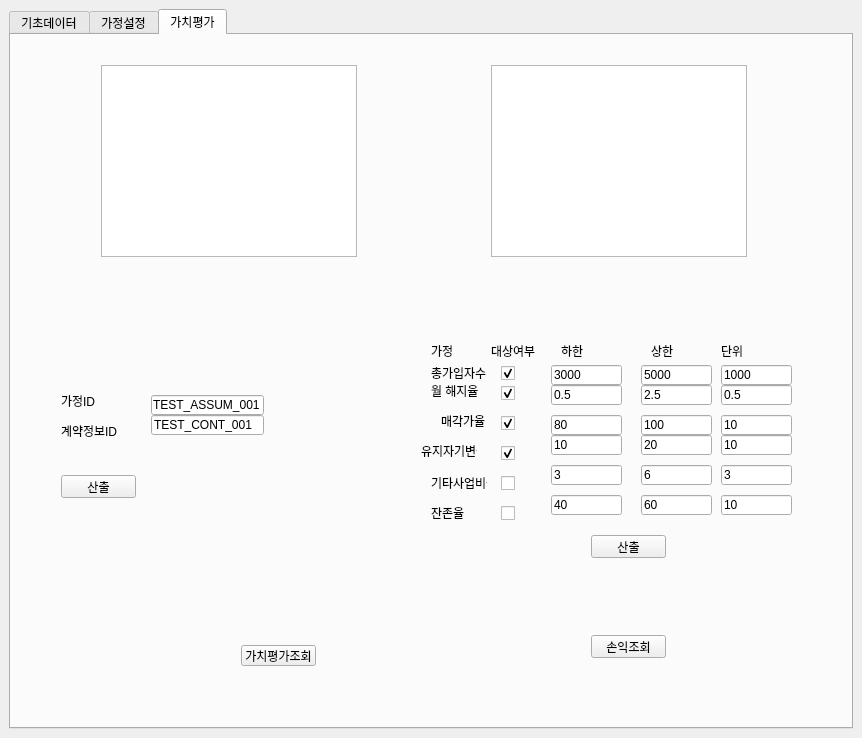
This is Quantitative Finance/cetizen_v2/cetizen.ui in lee3jjang/hello-world as Qt 5 draws it before an edit. The edited form follows.
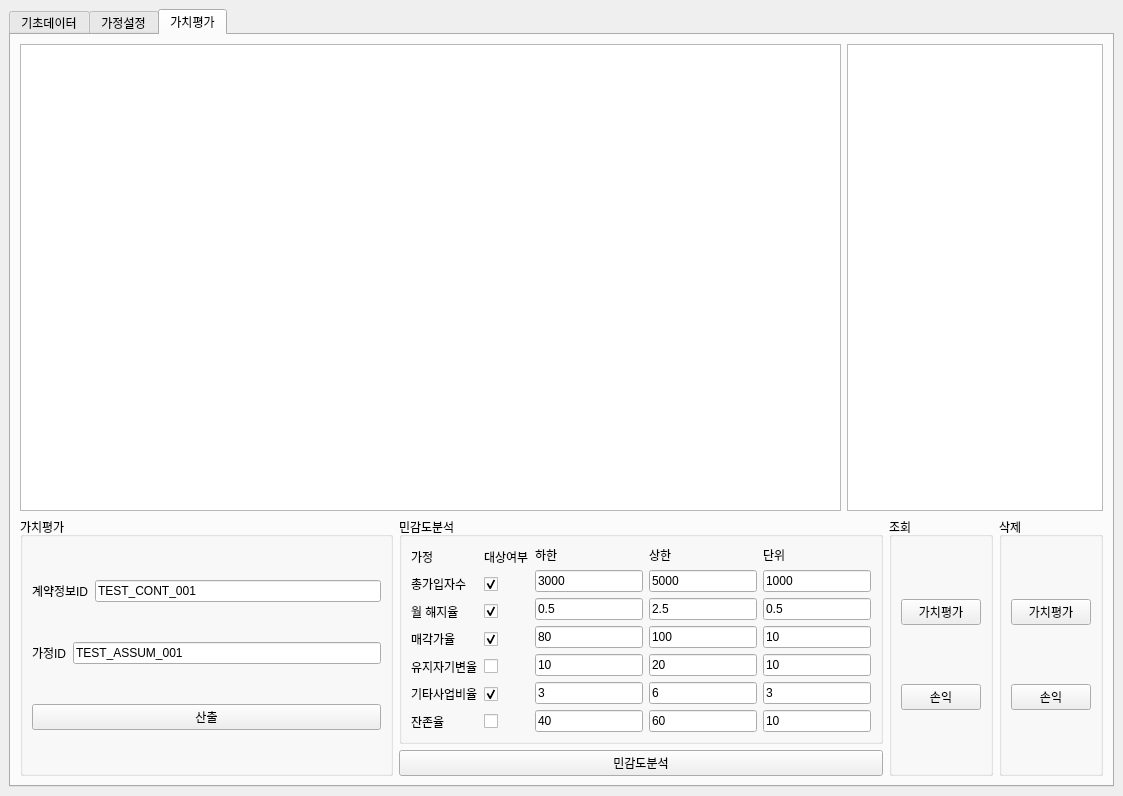
This is the edited form.

```diff
--- a/Quantitative Finance/cetizen_v2/cetizen.ui
+++ b/Quantitative Finance/cetizen_v2/cetizen.ui
@@ -6,10 +6,16 @@
    <rect>
     <x>0</x>
     <y>0</y>
-    <width>862</width>
-    <height>738</height>
+    <width>1123</width>
+    <height>796</height>
    </rect>
   </property>
+  <property name="sizePolicy">
+   <sizepolicy hsizetype="Fixed" vsizetype="Preferred">
+    <horstretch>0</horstretch>
+    <verstretch>0</verstretch>
+   </sizepolicy>
+  </property>
   <property name="windowTitle">
    <string>MainWindow</string>
   </property>
@@ -189,6 +195,20 @@
              <string>계약정보</string>
             </property>
             <layout class="QVBoxLayout" name="verticalLayout_5">
+             <item>
+              <layout class="QHBoxLayout" name="horizontalLayout_30">
+               <item>
+                <widget class="QLabel" name="label_30">
+                 <property name="text">
+                  <string>계약정보ID</string>
+                 </property>
+                </widget>
+               </item>
+               <item>
+                <widget class="QLineEdit" name="cont_id"/>
+               </item>
+              </layout>
+             </item>
              <item>
               <layout class="QHBoxLayout" name="horizontalLayout_4">
                <item>
@@ -349,6 +369,20 @@
              <string>가정</string>
             </property>
             <layout class="QVBoxLayout" name="verticalLayout_6">
+             <item>
+              <layout class="QHBoxLayout" name="horizontalLayout_29">
+               <item>
+                <widget class="QLabel" name="label_29">
+                 <property name="text">
+                  <string>가정ID</string>
+                 </property>
+                </widget>
+               </item>
+               <item>
+                <widget class="QLineEdit" name="assum_id"/>
+               </item>
+              </layout>
+             </item>
              <item>
               <layout class="QHBoxLayout" name="horizontalLayout_15">
                <item>
@@ -480,597 +514,460 @@
        <attribute name="title">
         <string>가치평가</string>
        </attribute>
-       <widget class="QPushButton" name="pushButton_14">
-        <property name="geometry">
-         <rect>
-          <x>50</x>
-          <y>440</y>
-          <width>75</width>
-          <height>23</height>
-         </rect>
-        </property>
-        <property name="text">
-         <string>산출</string>
-        </property>
-       </widget>
-       <widget class="QLabel" name="label_16">
-        <property name="geometry">
-         <rect>
-          <x>50</x>
-          <y>360</y>
-          <width>56</width>
-          <height>12</height>
-         </rect>
-        </property>
-        <property name="text">
-         <string>가정ID</string>
-        </property>
-       </widget>
-       <widget class="QLabel" name="label_17">
-        <property name="geometry">
-         <rect>
-          <x>50</x>
-          <y>390</y>
-          <width>56</width>
-          <height>12</height>
-         </rect>
-        </property>
-        <property name="text">
-         <string>계약정보ID</string>
-        </property>
-       </widget>
-       <widget class="QLabel" name="label_18">
-        <property name="geometry">
-         <rect>
-          <x>420</x>
-          <y>330</y>
-          <width>61</width>
-          <height>16</height>
-         </rect>
-        </property>
-        <property name="text">
-         <string>총가입자수</string>
-        </property>
-       </widget>
-       <widget class="QLabel" name="label_19">
-        <property name="geometry">
-         <rect>
-          <x>420</x>
-          <y>350</y>
-          <width>56</width>
-          <height>12</height>
-         </rect>
-        </property>
-        <property name="text">
-         <string>월 해지율</string>
-        </property>
-       </widget>
-       <widget class="QLabel" name="label_20">
-        <property name="geometry">
-         <rect>
-          <x>410</x>
-          <y>410</y>
-          <width>56</width>
-          <height>12</height>
-         </rect>
-        </property>
-        <property name="text">
-         <string>유지자기변율</string>
-        </property>
-       </widget>
-       <widget class="QLabel" name="label_21">
-        <property name="geometry">
-         <rect>
-          <x>420</x>
-          <y>440</y>
-          <width>56</width>
-          <height>16</height>
-         </rect>
-        </property>
-        <property name="text">
-         <string>기타사업비율</string>
-        </property>
-       </widget>
-       <widget class="QLabel" name="label_22">
-        <property name="geometry">
-         <rect>
-          <x>430</x>
-          <y>380</y>
-          <width>56</width>
-          <height>12</height>
-         </rect>
-        </property>
-        <property name="text">
-         <string>매각가율</string>
-        </property>
-       </widget>
-       <widget class="QLabel" name="label_23">
-        <property name="geometry">
-         <rect>
-          <x>420</x>
-          <y>470</y>
-          <width>56</width>
-          <height>16</height>
-         </rect>
-        </property>
-        <property name="text">
-         <string>잔존율</string>
-        </property>
-       </widget>
-       <widget class="QLineEdit" name="insured_lb">
-        <property name="geometry">
-         <rect>
-          <x>540</x>
-          <y>330</y>
-          <width>71</width>
-          <height>20</height>
-         </rect>
-        </property>
-        <property name="text">
-         <string>3000</string>
-        </property>
-       </widget>
-       <widget class="QLineEdit" name="lapse_lb">
-        <property name="geometry">
-         <rect>
-          <x>540</x>
-          <y>350</y>
-          <width>71</width>
-          <height>20</height>
-         </rect>
-        </property>
-        <property name="text">
-         <string>0.5</string>
-        </property>
-       </widget>
-       <widget class="QLineEdit" name="disc_lb">
-        <property name="geometry">
-         <rect>
-          <x>540</x>
-          <y>380</y>
-          <width>71</width>
-          <height>20</height>
-         </rect>
-        </property>
-        <property name="text">
-         <string>80</string>
-        </property>
-       </widget>
-       <widget class="QLineEdit" name="exer_lb">
-        <property name="geometry">
-         <rect>
-          <x>540</x>
-          <y>400</y>
-          <width>71</width>
-          <height>20</height>
-         </rect>
-        </property>
-        <property name="text">
-         <string>10</string>
-        </property>
-       </widget>
-       <widget class="QLineEdit" name="expen_lb">
-        <property name="geometry">
-         <rect>
-          <x>540</x>
-          <y>430</y>
-          <width>71</width>
-          <height>20</height>
-         </rect>
-        </property>
-        <property name="text">
-         <string>3</string>
-        </property>
-       </widget>
-       <widget class="QLineEdit" name="resid_lb">
-        <property name="geometry">
-         <rect>
-          <x>540</x>
-          <y>460</y>
-          <width>71</width>
-          <height>20</height>
-         </rect>
-        </property>
-        <property name="text">
-         <string>40</string>
-        </property>
-       </widget>
-       <widget class="QLineEdit" name="resid_ub">
-        <property name="geometry">
-         <rect>
-          <x>630</x>
-          <y>460</y>
-          <width>71</width>
-          <height>20</height>
-         </rect>
-        </property>
-        <property name="text">
-         <string>60</string>
-        </property>
-       </widget>
-       <widget class="QLineEdit" name="lapse_ub">
-        <property name="geometry">
-         <rect>
-          <x>630</x>
-          <y>350</y>
-          <width>71</width>
-          <height>20</height>
-         </rect>
-        </property>
-        <property name="text">
-         <string>2.5</string>
-        </property>
-       </widget>
-       <widget class="QLineEdit" name="disc_ub">
-        <property name="geometry">
-         <rect>
-          <x>630</x>
-          <y>380</y>
-          <width>71</width>
-          <height>20</height>
-         </rect>
-        </property>
-        <property name="text">
-         <string>100</string>
-        </property>
-       </widget>
-       <widget class="QLineEdit" name="expen_ub">
-        <property name="geometry">
-         <rect>
-          <x>630</x>
-          <y>430</y>
-          <width>71</width>
-          <height>20</height>
-         </rect>
-        </property>
-        <property name="text">
-         <string>6</string>
-        </property>
-       </widget>
-       <widget class="QLineEdit" name="exer_ub">
-        <property name="geometry">
-         <rect>
-          <x>630</x>
-          <y>400</y>
-          <width>71</width>
-          <height>20</height>
-         </rect>
-        </property>
-        <property name="text">
-         <string>20</string>
-        </property>
-       </widget>
-       <widget class="QLineEdit" name="insured_ub">
-        <property name="geometry">
-         <rect>
-          <x>630</x>
-          <y>330</y>
-          <width>71</width>
-          <height>20</height>
-         </rect>
-        </property>
-        <property name="text">
-         <string>5000</string>
-        </property>
-       </widget>
-       <widget class="QLineEdit" name="resid_unit">
-        <property name="geometry">
-         <rect>
-          <x>710</x>
-          <y>460</y>
-          <width>71</width>
-          <height>20</height>
-         </rect>
-        </property>
-        <property name="text">
-         <string>10</string>
-        </property>
-       </widget>
-       <widget class="QLineEdit" name="lapse_unit">
-        <property name="geometry">
-         <rect>
-          <x>710</x>
-          <y>350</y>
-          <width>71</width>
-          <height>20</height>
-         </rect>
-        </property>
-        <property name="text">
-         <string>0.5</string>
-        </property>
-       </widget>
-       <widget class="QLineEdit" name="disc_unit">
-        <property name="geometry">
-         <rect>
-          <x>710</x>
-          <y>380</y>
-          <width>71</width>
-          <height>20</height>
-         </rect>
-        </property>
-        <property name="text">
-         <string>10</string>
-        </property>
-       </widget>
-       <widget class="QLineEdit" name="expen_unit">
-        <property name="geometry">
-         <rect>
-          <x>710</x>
-          <y>430</y>
-          <width>71</width>
-          <height>20</height>
-         </rect>
-        </property>
-        <property name="text">
-         <string>3</string>
-        </property>
-       </widget>
-       <widget class="QLineEdit" name="exer_unit">
-        <property name="geometry">
-         <rect>
-          <x>710</x>
-          <y>400</y>
-          <width>71</width>
-          <height>20</height>
-         </rect>
-        </property>
-        <property name="text">
-         <string>10</string>
-        </property>
-       </widget>
-       <widget class="QLineEdit" name="insured_unit">
-        <property name="geometry">
-         <rect>
-          <x>710</x>
-          <y>330</y>
-          <width>71</width>
-          <height>20</height>
-         </rect>
-        </property>
-        <property name="text">
-         <string>1000</string>
-        </property>
-       </widget>
-       <widget class="QLabel" name="label_24">
-        <property name="geometry">
-         <rect>
-          <x>550</x>
-          <y>310</y>
-          <width>56</width>
-          <height>12</height>
-         </rect>
-        </property>
-        <property name="text">
-         <string>하한</string>
-        </property>
-       </widget>
-       <widget class="QLabel" name="label_25">
-        <property name="geometry">
-         <rect>
-          <x>640</x>
-          <y>310</y>
-          <width>56</width>
-          <height>12</height>
-         </rect>
-        </property>
-        <property name="text">
-         <string>상한</string>
-        </property>
-       </widget>
-       <widget class="QLabel" name="label_26">
-        <property name="geometry">
-         <rect>
-          <x>710</x>
-          <y>310</y>
-          <width>56</width>
-          <height>12</height>
-         </rect>
-        </property>
-        <property name="text">
-         <string>단위</string>
-        </property>
-       </widget>
-       <widget class="QPushButton" name="pushButton_15">
-        <property name="geometry">
-         <rect>
-          <x>580</x>
-          <y>500</y>
-          <width>75</width>
-          <height>23</height>
-         </rect>
-        </property>
-        <property name="text">
-         <string>산출</string>
-        </property>
-       </widget>
-       <widget class="QPushButton" name="pushButton_16">
-        <property name="geometry">
-         <rect>
-          <x>230</x>
-          <y>610</y>
-          <width>75</width>
-          <height>21</height>
-         </rect>
-        </property>
-        <property name="text">
-         <string>가치평가조회</string>
-        </property>
-       </widget>
-       <widget class="QTreeView" name="table3">
-        <property name="geometry">
-         <rect>
-          <x>90</x>
-          <y>30</y>
-          <width>256</width>
-          <height>192</height>
-         </rect>
-        </property>
-       </widget>
-       <widget class="QCheckBox" name="insured_checked">
-        <property name="geometry">
-         <rect>
-          <x>490</x>
-          <y>330</y>
-          <width>16</width>
-          <height>16</height>
-         </rect>
-        </property>
-        <property name="text">
-         <string/>
-        </property>
-        <property name="checked">
-         <bool>true</bool>
-        </property>
-       </widget>
-       <widget class="QCheckBox" name="lapse_checked">
-        <property name="geometry">
-         <rect>
-          <x>490</x>
-          <y>350</y>
-          <width>16</width>
-          <height>16</height>
-         </rect>
-        </property>
-        <property name="text">
-         <string/>
-        </property>
-        <property name="checked">
-         <bool>true</bool>
-        </property>
-       </widget>
-       <widget class="QCheckBox" name="disc_checked">
-        <property name="geometry">
-         <rect>
-          <x>490</x>
-          <y>380</y>
-          <width>16</width>
-          <height>16</height>
-         </rect>
-        </property>
-        <property name="text">
-         <string/>
-        </property>
-        <property name="checked">
-         <bool>true</bool>
-        </property>
-       </widget>
-       <widget class="QCheckBox" name="exer_checked">
-        <property name="geometry">
-         <rect>
-          <x>490</x>
-          <y>410</y>
-          <width>16</width>
-          <height>16</height>
-         </rect>
-        </property>
-        <property name="text">
-         <string/>
-        </property>
-        <property name="checked">
-         <bool>true</bool>
-        </property>
-       </widget>
-       <widget class="QCheckBox" name="expen_checked">
-        <property name="geometry">
-         <rect>
-          <x>490</x>
-          <y>440</y>
-          <width>16</width>
-          <height>16</height>
-         </rect>
-        </property>
-        <property name="text">
-         <string/>
-        </property>
-       </widget>
-       <widget class="QCheckBox" name="resid_checked">
-        <property name="geometry">
-         <rect>
-          <x>490</x>
-          <y>470</y>
-          <width>16</width>
-          <height>16</height>
-         </rect>
-        </property>
-        <property name="text">
-         <string/>
-        </property>
-       </widget>
-       <widget class="QLabel" name="label_27">
-        <property name="geometry">
-         <rect>
-          <x>480</x>
-          <y>310</y>
-          <width>56</width>
-          <height>12</height>
-         </rect>
-        </property>
-        <property name="text">
-         <string>대상여부</string>
-        </property>
-       </widget>
-       <widget class="QLabel" name="label_28">
-        <property name="geometry">
-         <rect>
-          <x>420</x>
-          <y>310</y>
-          <width>56</width>
-          <height>12</height>
-         </rect>
-        </property>
-        <property name="text">
-         <string>가정</string>
-        </property>
-       </widget>
-       <widget class="QLineEdit" name="assum_id">
-        <property name="geometry">
-         <rect>
-          <x>140</x>
-          <y>360</y>
-          <width>113</width>
-          <height>20</height>
-         </rect>
-        </property>
-        <property name="text">
-         <string>TEST_ASSUM_001</string>
-        </property>
-       </widget>
-       <widget class="QLineEdit" name="cont_id">
-        <property name="geometry">
-         <rect>
-          <x>140</x>
-          <y>380</y>
-          <width>113</width>
-          <height>20</height>
-         </rect>
-        </property>
-        <property name="text">
-         <string>TEST_CONT_001</string>
-        </property>
-       </widget>
-       <widget class="QTextBrowser" name="logger3">
-        <property name="geometry">
-         <rect>
-          <x>480</x>
-          <y>30</y>
-          <width>256</width>
-          <height>192</height>
-         </rect>
-        </property>
-       </widget>
-       <widget class="QPushButton" name="pushButton_17">
-        <property name="geometry">
-         <rect>
-          <x>580</x>
-          <y>600</y>
-          <width>75</width>
-          <height>23</height>
-         </rect>
-        </property>
-        <property name="text">
-         <string>손익조회</string>
-        </property>
-       </widget>
+       <layout class="QVBoxLayout" name="verticalLayout_17">
+        <item>
+         <layout class="QHBoxLayout" name="horizontalLayout_28">
+          <item>
+           <widget class="QTreeView" name="table3"/>
+          </item>
+          <item>
+           <widget class="QTextBrowser" name="logger3">
+            <property name="sizePolicy">
+             <sizepolicy hsizetype="Fixed" vsizetype="Expanding">
+              <horstretch>0</horstretch>
+              <verstretch>0</verstretch>
+             </sizepolicy>
+            </property>
+           </widget>
+          </item>
+         </layout>
+        </item>
+        <item>
+         <layout class="QHBoxLayout" name="horizontalLayout_27">
+          <item>
+           <widget class="QGroupBox" name="verticalGroupBox_6">
+            <property name="title">
+             <string>가치평가</string>
+            </property>
+            <layout class="QVBoxLayout" name="verticalLayout_15">
+             <item>
+              <layout class="QHBoxLayout" name="horizontalLayout_26">
+               <item>
+                <widget class="QLabel" name="label_17">
+                 <property name="text">
+                  <string>계약정보ID</string>
+                 </property>
+                </widget>
+               </item>
+               <item>
+                <widget class="QLineEdit" name="cont_id_input">
+                 <property name="text">
+                  <string>TEST_CONT_001</string>
+                 </property>
+                </widget>
+               </item>
+              </layout>
+             </item>
+             <item>
+              <layout class="QHBoxLayout" name="horizontalLayout_25">
+               <item>
+                <widget class="QLabel" name="label_16">
+                 <property name="text">
+                  <string>가정ID</string>
+                 </property>
+                </widget>
+               </item>
+               <item>
+                <widget class="QLineEdit" name="assum_id_input">
+                 <property name="text">
+                  <string>TEST_ASSUM_001</string>
+                 </property>
+                </widget>
+               </item>
+              </layout>
+             </item>
+             <item>
+              <widget class="QPushButton" name="pushButton_14">
+               <property name="text">
+                <string>산출</string>
+               </property>
+              </widget>
+             </item>
+            </layout>
+           </widget>
+          </item>
+          <item>
+           <layout class="QVBoxLayout" name="verticalLayout_16">
+            <item>
+             <widget class="QGroupBox" name="horizontalGroupBox_3">
+              <property name="title">
+               <string>민감도분석</string>
+              </property>
+              <layout class="QHBoxLayout" name="horizontalLayout_24">
+               <item>
+                <layout class="QVBoxLayout" name="verticalLayout_7">
+                 <item>
+                  <widget class="QLabel" name="label_28">
+                   <property name="text">
+                    <string>가정</string>
+                   </property>
+                  </widget>
+                 </item>
+                 <item>
+                  <widget class="QLabel" name="label_18">
+                   <property name="text">
+                    <string>총가입자수</string>
+                   </property>
+                  </widget>
+                 </item>
+                 <item>
+                  <widget class="QLabel" name="label_19">
+                   <property name="text">
+                    <string>월 해지율</string>
+                   </property>
+                  </widget>
+                 </item>
+                 <item>
+                  <widget class="QLabel" name="label_22">
+                   <property name="text">
+                    <string>매각가율</string>
+                   </property>
+                  </widget>
+                 </item>
+                 <item>
+                  <widget class="QLabel" name="label_20">
+                   <property name="text">
+                    <string>유지자기변율</string>
+                   </property>
+                  </widget>
+                 </item>
+                 <item>
+                  <widget class="QLabel" name="label_21">
+                   <property name="text">
+                    <string>기타사업비율</string>
+                   </property>
+                  </widget>
+                 </item>
+                 <item>
+                  <widget class="QLabel" name="label_23">
+                   <property name="text">
+                    <string>잔존율</string>
+                   </property>
+                  </widget>
+                 </item>
+                </layout>
+               </item>
+               <item>
+                <layout class="QVBoxLayout" name="verticalLayout_9">
+                 <item>
+                  <widget class="QLabel" name="label_27">
+                   <property name="text">
+                    <string>대상여부</string>
+                   </property>
+                  </widget>
+                 </item>
+                 <item>
+                  <widget class="QCheckBox" name="disc_checked">
+                   <property name="sizePolicy">
+                    <sizepolicy hsizetype="Preferred" vsizetype="Preferred">
+                     <horstretch>0</horstretch>
+                     <verstretch>0</verstretch>
+                    </sizepolicy>
+                   </property>
+                   <property name="text">
+                    <string/>
+                   </property>
+                   <property name="checked">
+                    <bool>true</bool>
+                   </property>
+                  </widget>
+                 </item>
+                 <item>
+                  <widget class="QCheckBox" name="lapse_checked">
+                   <property name="sizePolicy">
+                    <sizepolicy hsizetype="Preferred" vsizetype="Preferred">
+                     <horstretch>0</horstretch>
+                     <verstretch>0</verstretch>
+                    </sizepolicy>
+                   </property>
+                   <property name="text">
+                    <string/>
+                   </property>
+                   <property name="checked">
+                    <bool>true</bool>
+                   </property>
+                  </widget>
+                 </item>
+                 <item>
+                  <widget class="QCheckBox" name="insured_checked">
+                   <property name="sizePolicy">
+                    <sizepolicy hsizetype="Preferred" vsizetype="Preferred">
+                     <horstretch>0</horstretch>
+                     <verstretch>0</verstretch>
+                    </sizepolicy>
+                   </property>
+                   <property name="text">
+                    <string/>
+                   </property>
+                   <property name="checked">
+                    <bool>true</bool>
+                   </property>
+                  </widget>
+                 </item>
+                 <item>
+                  <widget class="QCheckBox" name="expen_checked">
+                   <property name="sizePolicy">
+                    <sizepolicy hsizetype="Preferred" vsizetype="Preferred">
+                     <horstretch>0</horstretch>
+                     <verstretch>0</verstretch>
+                    </sizepolicy>
+                   </property>
+                   <property name="text">
+                    <string/>
+                   </property>
+                  </widget>
+                 </item>
+                 <item>
+                  <widget class="QCheckBox" name="exer_checked">
+                   <property name="sizePolicy">
+                    <sizepolicy hsizetype="Preferred" vsizetype="Preferred">
+                     <horstretch>0</horstretch>
+                     <verstretch>0</verstretch>
+                    </sizepolicy>
+                   </property>
+                   <property name="text">
+                    <string/>
+                   </property>
+                   <property name="checked">
+                    <bool>true</bool>
+                   </property>
+                  </widget>
+                 </item>
+                 <item>
+                  <widget class="QCheckBox" name="resid_checked">
+                   <property name="sizePolicy">
+                    <sizepolicy hsizetype="Preferred" vsizetype="Preferred">
+                     <horstretch>0</horstretch>
+                     <verstretch>0</verstretch>
+                    </sizepolicy>
+                   </property>
+                   <property name="text">
+                    <string/>
+                   </property>
+                  </widget>
+                 </item>
+                </layout>
+               </item>
+               <item>
+                <layout class="QVBoxLayout" name="verticalLayout_11">
+                 <item>
+                  <widget class="QLabel" name="label_24">
+                   <property name="text">
+                    <string>하한</string>
+                   </property>
+                  </widget>
+                 </item>
+                 <item>
+                  <widget class="QLineEdit" name="insured_lb">
+                   <property name="text">
+                    <string>3000</string>
+                   </property>
+                  </widget>
+                 </item>
+                 <item>
+                  <widget class="QLineEdit" name="lapse_lb">
+                   <property name="text">
+                    <string>0.5</string>
+                   </property>
+                  </widget>
+                 </item>
+                 <item>
+                  <widget class="QLineEdit" name="disc_lb">
+                   <property name="text">
+                    <string>80</string>
+                   </property>
+                  </widget>
+                 </item>
+                 <item>
+                  <widget class="QLineEdit" name="exer_lb">
+                   <property name="text">
+                    <string>10</string>
+                   </property>
+                  </widget>
+                 </item>
+                 <item>
+                  <widget class="QLineEdit" name="expen_lb">
+                   <property name="text">
+                    <string>3</string>
+                   </property>
+                  </widget>
+                 </item>
+                 <item>
+                  <widget class="QLineEdit" name="resid_lb">
+                   <property name="text">
+                    <string>40</string>
+                   </property>
+                  </widget>
+                 </item>
+                </layout>
+               </item>
+               <item>
+                <layout class="QVBoxLayout" name="verticalLayout_10">
+                 <item>
+                  <widget class="QLabel" name="label_25">
+                   <property name="text">
+                    <string>상한</string>
+                   </property>
+                  </widget>
+                 </item>
+                 <item>
+                  <widget class="QLineEdit" name="insured_ub">
+                   <property name="text">
+                    <string>5000</string>
+                   </property>
+                  </widget>
+                 </item>
+                 <item>
+                  <widget class="QLineEdit" name="lapse_ub">
+                   <property name="text">
+                    <string>2.5</string>
+                   </property>
+                  </widget>
+                 </item>
+                 <item>
+                  <widget class="QLineEdit" name="disc_ub">
+                   <property name="text">
+                    <string>100</string>
+                   </property>
+                  </widget>
+                 </item>
+                 <item>
+                  <widget class="QLineEdit" name="exer_ub">
+                   <property name="text">
+                    <string>20</string>
+                   </property>
+                  </widget>
+                 </item>
+                 <item>
+                  <widget class="QLineEdit" name="expen_ub">
+                   <property name="text">
+                    <string>6</string>
+                   </property>
+                  </widget>
+                 </item>
+                 <item>
+                  <widget class="QLineEdit" name="resid_ub">
+                   <property name="text">
+                    <string>60</string>
+                   </property>
+                  </widget>
+                 </item>
+                </layout>
+               </item>
+               <item>
+                <layout class="QVBoxLayout" name="verticalLayout_13">
+                 <item>
+                  <widget class="QLabel" name="label_26">
+                   <property name="text">
+                    <string>단위</string>
+                   </property>
+                  </widget>
+                 </item>
+                 <item>
+                  <widget class="QLineEdit" name="insured_unit">
+                   <property name="text">
+                    <string>1000</string>
+                   </property>
+                  </widget>
+                 </item>
+                 <item>
+                  <widget class="QLineEdit" name="lapse_unit">
+                   <property name="text">
+                    <string>0.5</string>
+                   </property>
+                  </widget>
+                 </item>
+                 <item>
+                  <widget class="QLineEdit" name="disc_unit">
+                   <property name="text">
+                    <string>10</string>
+                   </property>
+                  </widget>
+                 </item>
+                 <item>
+                  <widget class="QLineEdit" name="exer_unit">
+                   <property name="text">
+                    <string>10</string>
+                   </property>
+                  </widget>
+                 </item>
+                 <item>
+                  <widget class="QLineEdit" name="expen_unit">
+                   <property name="text">
+                    <string>3</string>
+                   </property>
+                  </widget>
+                 </item>
+                 <item>
+                  <widget class="QLineEdit" name="resid_unit">
+                   <property name="text">
+                    <string>10</string>
+                   </property>
+                  </widget>
+                 </item>
+                </layout>
+               </item>
+              </layout>
+             </widget>
+            </item>
+            <item>
+             <widget class="QPushButton" name="pushButton_15">
+              <property name="text">
+               <string>민감도분석</string>
+              </property>
+             </widget>
+            </item>
+           </layout>
+          </item>
+          <item>
+           <widget class="QGroupBox" name="groupBox_7">
+            <property name="title">
+             <string>조회</string>
+            </property>
+            <layout class="QVBoxLayout" name="verticalLayout_14">
+             <item>
+              <widget class="QPushButton" name="pushButton_16">
+               <property name="text">
+                <string>가치평가</string>
+               </property>
+              </widget>
+             </item>
+             <item>
+              <widget class="QPushButton" name="pushButton_17">
+               <property name="text">
+                <string>손익</string>
+               </property>
+              </widget>
+             </item>
+            </layout>
+           </widget>
+          </item>
+          <item>
+           <widget class="QGroupBox" name="groupBox_8">
+            <property name="title">
+             <string>삭제</string>
+            </property>
+            <layout class="QVBoxLayout" name="verticalLayout_18">
+             <item>
+              <widget class="QPushButton" name="pushButton_19">
+               <property name="text">
+                <string>가치평가</string>
+               </property>
+              </widget>
+             </item>
+             <item>
+              <widget class="QPushButton" name="pushButton_18">
+               <property name="text">
+                <string>손익</string>
+               </property>
+              </widget>
+             </item>
+            </layout>
+           </widget>
+          </item>
+         </layout>
+        </item>
+       </layout>
       </widget>
      </widget>
     </item>
```
Left out of the diff: 244 changed lines with no effect on the pictures.
